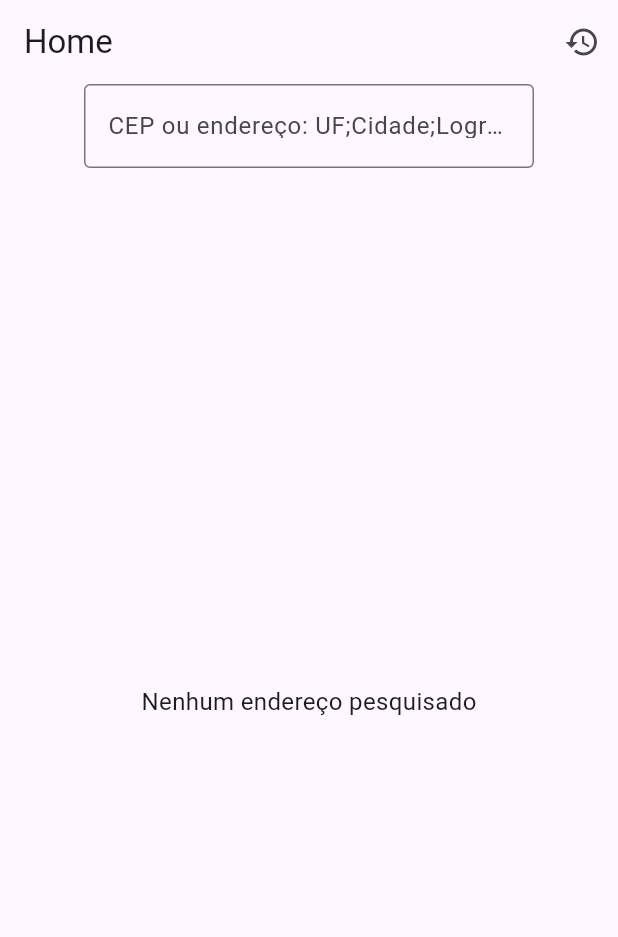
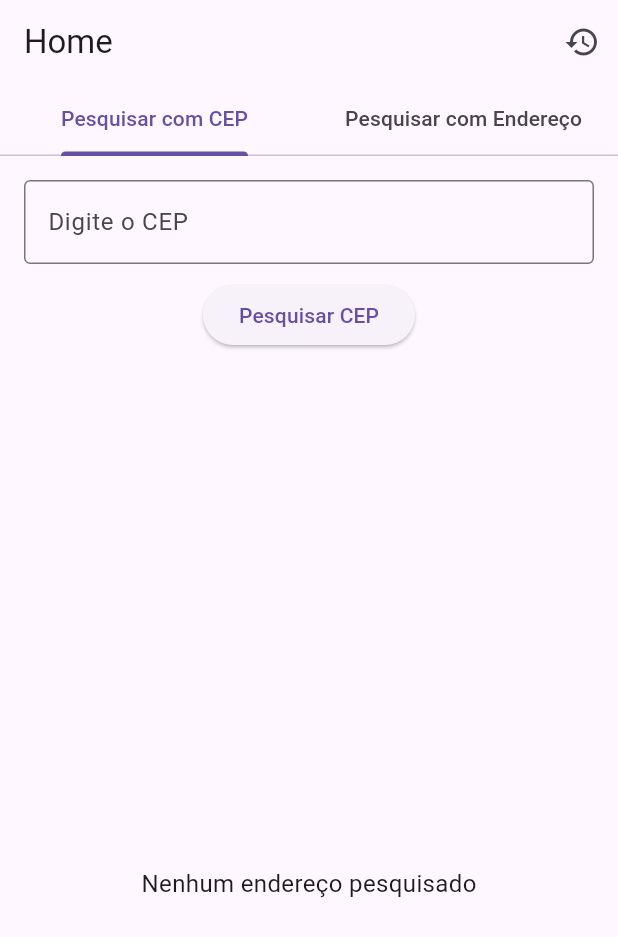
Before and after one commit to leticiazalasik/fast_location_flutter, a Flutter app: the screen it shows after launch, on a phone screen of 412 x 824 dp. Shown: the top 937 px of the screen. Run offline on Flutter 3.47's test engine with Material 3 defaults, Android fonts, the phone set to English and light mode, and no system bars; our stand-ins replace dio, flutter_mobx, hive, hive_flutter, mobx; accounts and stored records are empty; generated files the repository leaves out were written again.

Commit message:
feat: padronizado o componente de endereço dentro da pagina e na address list

```diff
--- a/lib/src/modules/initial/page/home/components/last_address_component.dart
+++ b/lib/src/modules/initial/page/home/components/address_component.dart
@@ -1,10 +1,10 @@
 import 'package:flutter/material.dart';
 import '../model/address_model.dart';
 
-class LastAddressComponent extends StatelessWidget {
+class AddressComponent extends StatelessWidget {
 final AddressModel address;
 
-const LastAddressComponent({
+const AddressComponent({
     super.key,
     required this.address,
 });
@@ -14,7 +14,7 @@ Widget build (BuildContext context) {
     return Card(
         child: ListTile(
             title: Text(address.logradouro),
-            subtitle: Text('${address.localidade} - ${address.uf}'),
+            subtitle: Text('${address.localidade} - ${address.uf} - CEP: ${address.cep}'),
         )
     );
 }
--- a/lib/src/modules/initial/page/home/page/home_page.dart
+++ b/lib/src/modules/initial/page/home/page/home_page.dart
@@ -7,7 +7,7 @@ import 'package:url_launcher/url_launcher.dart';
 
 import '../controller/home_controller.dart';
 import '../components/empty_search_component.dart';
-import '../components/last_address_component.dart';
+import '../components/address_component.dart';
 
 class HomePage extends StatefulWidget {
   const HomePage({super.key});
@@ -20,6 +20,9 @@ class _HomePageState extends State<HomePage> {
   //variáveis de estado da tela
   final HomeController controller = HomeController();
   final TextEditingController cepController = TextEditingController();
+  final TextEditingController ufController = TextEditingController();
+  final TextEditingController cidadeController = TextEditingController();
+  final TextEditingController logradouroController = TextEditingController();
 
   late ReactionDisposer _disposer;
 
@@ -30,8 +33,6 @@ class _HomePageState extends State<HomePage> {
 
     // Garante que toda vez que a tela abrir, ela comece do zero
     controller.address = null;
-
-    controller.addressList.clear();
 
     //reacao de erro
     _disposer = reaction<String>((_) => controller.error, (error) {
@@ -54,7 +55,9 @@ class _HomePageState extends State<HomePage> {
   //A tela em si
   @override
   Widget build(BuildContext context) {
-    return Scaffold(
+    return DefaultTabController(
+      length: 2,
+      child: Scaffold(
         appBar: AppBar(
           title: InkWell(
             onTap: () {
@@ -62,7 +65,6 @@ class _HomePageState extends State<HomePage> {
                 controller.address = null;
                 controller.error = '';
                 cepController.clear();
-              controller.addressList.clear();
               });
             },
             child: const Text('Home'),
@@ -77,73 +79,91 @@ class _HomePageState extends State<HomePage> {
               },
             ),
           ],
+          bottom: TabBar(
+            tabs: [
+              Tab(text: "Pesquisar com CEP"),
+              Tab(text: "Pesquisar com Endereço"),
+            ],
+          ),
         ),
         body: Column(
           children: [
-          //nova consulta
+            // No build da HomePage
             SizedBox(
-            width: 300,
+              height: 250, // Altura fixa para os formulários
+              child: TabBarView(
+                children: [
+                  // ABA 1: CEP
+                  Padding(
+                    padding: const EdgeInsets.all(16.0),
+                    child: Column(
+                      children: [
+                        TextField(
+                          controller: cepController,
+                          decoration: const InputDecoration(
+                            labelText: 'Digite o CEP',
+                            border: OutlineInputBorder(),
+                          ),
+                        ),
+                        const SizedBox(height: 10),
+                        ElevatedButton(
+                          onPressed: () => _buscarPorCep(cepController.text),
+                          child: const Text("Pesquisar CEP"),
+                        ),
+                      ],
+                    ),
+                  ),
+                  // ABA 2: Endereço (3 Campos)
+                  Padding(
+                    padding: const EdgeInsets.all(16.0),
+                    child: Column(
+                      children: [
+                        TextField(
+                          controller:
+                              logradouroController, // Crie este controller no initState
+                          decoration: const InputDecoration(
+                            labelText: 'Logradouro',
+                            border: OutlineInputBorder(),
+                          ),
+                        ),
+                        const SizedBox(height: 10),
+                        Row(
+                          children: [
+                            Expanded(
                               child: TextField(
-              controller: cepController,
-              onSubmitted: (value) {
-                final cleanValue = value.replaceAll(RegExp(r'[^0-9]'), '');
-                if (cleanValue.length == 8) {
-                  controller.fetchAddress(value, inputController: cepController);
-                  return;
-                }
-
-                final normalized = value
-                    .replaceAll(RegExp(r'\\s*[-;]\\s*'), ';')
-                    .replaceAll(RegExp(r'\\s+'), ' ')
-                    .trim();
-                List<String> parts = normalized
-                    .split(';')
-                    .map((e) => e.trim())
-                    .where((e) => e.isNotEmpty)
-                    .toList();
-                if (parts.length < 2 && normalized.isNotEmpty) {
-                  final tokens = normalized
-                      .split(' ')
-                      .map((e) => e.trim())
-                      .where((e) => e.isNotEmpty)
-                      .toList();
-                  if (tokens.length >= 2) {
-                    parts = [
-                      tokens[0],
-                      tokens[1],
-                      if (tokens.length > 2)
-                        tokens.sublist(2).join(' '),
-                    ];
-                  }
-                }
-
-                if (parts.length < 2) {
-                  ScaffoldMessenger.of(context).showSnackBar(
-                    const SnackBar(
-                      content: Text('Use: UF;Cidade;Logradouro'),
-                    ),
-                  );
-                  return;
-                }
-
-                final uf = parts[0].toUpperCase();
-                final cidade = parts[1];
-                final logradouro = parts.length >= 3 ? parts[2] : '';
-
-                controller.searchAddress(
-                  uf: uf,
-                  cidade: cidade,
-                  logradouro: logradouro,
-                );
-              },
-              decoration: InputDecoration(
+                                controller:
+                                    ufController, // Crie este controller
+                                decoration: const InputDecoration(
+                                  labelText: 'UF',
                                   border: OutlineInputBorder(),
-                labelText: 'CEP ou endereço: UF;Cidade;Logradouro',
                                 ),
                               ),
                             ),
+                            const SizedBox(width: 10),
+                            Expanded(
+                              child: TextField(
+                                controller:
+                                    cidadeController, // Crie este controller
+                                decoration: const InputDecoration(
+                                  labelText: 'Cidade',
+                                  border: OutlineInputBorder(),
+                                ),
+                              ),
+                            ),
+                          ],
+                        ),
+                        const SizedBox(height: 10),
+                        ElevatedButton(
+                          onPressed: _buscarPorEndereco,
+                          child: const Text("Pesquisar Endereço"),
+                        ),
+                      ],
+                    ),
+                  ),
+                ],
+              ),
+            ),
 
-          //reatividade
             Expanded(
               child: Observer(
                 builder: (_) {
@@ -163,33 +183,12 @@ class _HomePageState extends State<HomePage> {
                   }
 
                   // 2. Estado Vazio
-if (controller.address == null && controller.addressList.isEmpty) {
+                  if (controller.address == null) {
                     return const EmptySearchComponent();
-                }
-
-if (controller.addressList.isNotEmpty) {
-  return ListView.builder(
-    itemCount: controller.addressList.length,
-    itemBuilder: (_, index) {
-      final item = controller.addressList[index];
-
-      return ListTile(
-        title: Text(item.logradouro),
-        subtitle: Text("${item.localidade} - ${item.uf}"),
-        trailing: Text(item.cep),
-        onTap: () {
-          controller.address = item;
-          controller.addressList.clear();
-        },
-      );
-    },
-  );
-}
-
-                // 3. Resultado com o Botão Verde e Funcional
+                  } else {
                     return Column(
                       children: [
-                    LastAddressComponent(address: controller.address!),
+                        AddressComponent(address: controller.address!),
                         const SizedBox(
                           height: 20,
                         ), // Espaçamento entre o endereço e o botão
@@ -219,11 +218,47 @@ if (controller.addressList.isNotEmpty) {
                         ),
                       ],
                     );
+                  }
+
+                  // 3. Resultado com o Botão Verde e Funcional
                 },
               ),
             ),
           ],
         ),
+      ),
+    );
+  }
+
+  void _buscarPorCep(String value) {
+    final cleanValue = value.replaceAll(RegExp(r'[^0-9]'), '');
+    if (cleanValue.length == 8) {
+      controller.fetchAddress(
+        cleanValue,
+        inputController: cepController,
+      ); // Busca direta por CEP
+    } else {
+      ScaffoldMessenger.of(
+        context,
+      ).showSnackBar(const SnackBar(content: Text('CEP deve ter 8 dígitos')));
+    }
+  }
+
+  void _buscarPorEndereco() {
+    final uf = ufController.text.trim().toUpperCase();
+    final cidade = cidadeController.text.trim();
+    final logradouro = logradouroController.text.trim();
+
+    if (uf.length == 2 && cidade.length >= 3 && logradouro.length >= 3) {
+      controller.searchAddress(uf: uf, cidade: cidade, logradouro: logradouro);
+    } else {
+      ScaffoldMessenger.of(context).showSnackBar(
+        const SnackBar(
+          content: Text(
+            'Preencha os campos corretamente (UF com 2 letras, Cidade/Rua com +3)',
+          ),
+        ),
       );
     }
   }
+}
```
Also changed, not shown: lib/src/modules/initial/page/home/components/address_list_component.dart (+5 -10 lines). Lines whose indentation alone changed are shown as unchanged.
